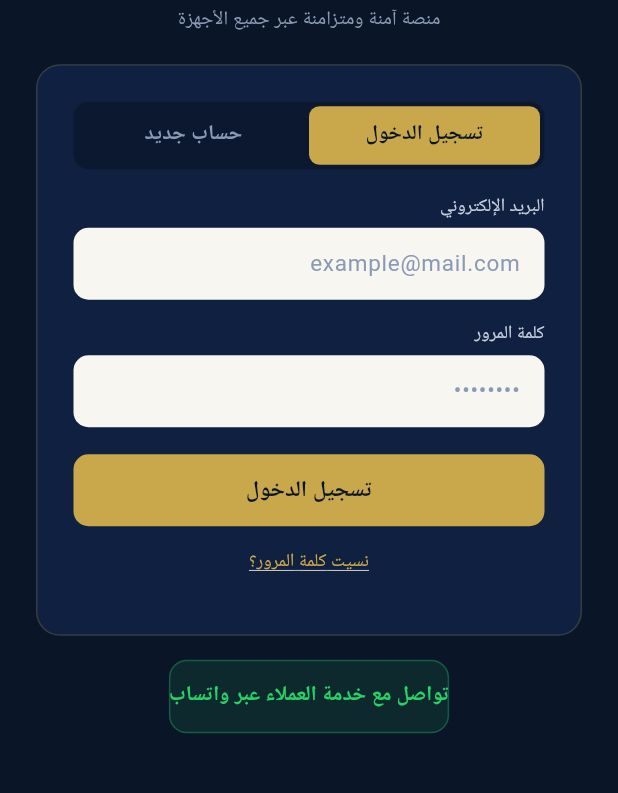
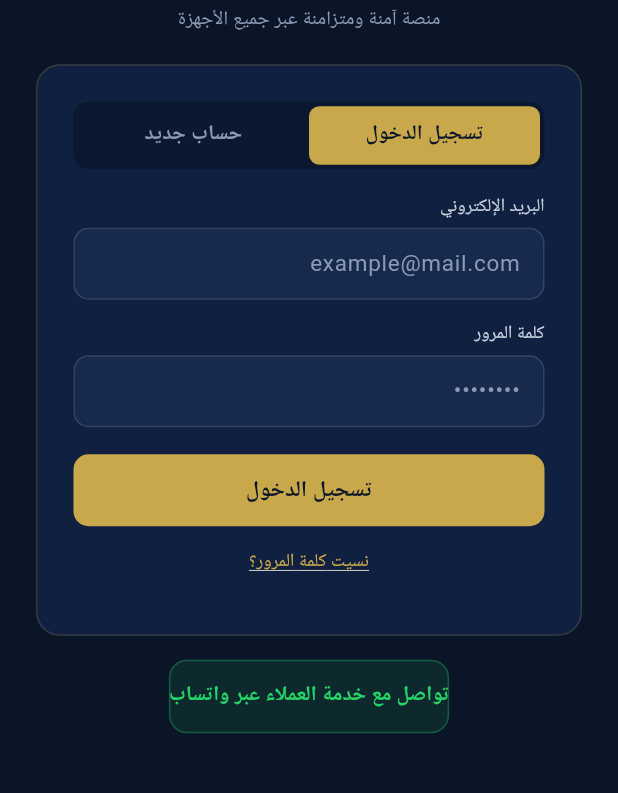
Before and after one commit to agwida-app/banking-app-native, a Flutter app: the screen it shows after launch, on a phone screen of 412 x 824 dp, the part 322-1115 px from its top. Run offline on Flutter 3.47's test engine with Material 3 defaults, Android fonts, the phone set to English and light mode, and no system bars; our stand-ins replace app_links, cloud_firestore, firebase_auth, firebase_core, share_plus, shared_preferences; accounts and stored records are empty.

Commit message:
Tone down white input fields to a softer, theme-matched surface
The stark white field background clashed with the dark navy/gold look.
Dark mode fields now use a gently-elevated navy (lighter than the card,
not white) with light text, matching the existing palette instead of
breaking it. Light mode is unchanged (it was already a muted cream, not
stark white). Added a subtle themed border back to fields since they no
longer stand out purely through brightness.

Co-Authored-By: Claude Sonnet 5 <noreply@anthropic.com>
Claude-Session: https://claude.ai/code/session_01B8DnvxptNzi3oQZzHiYkzn

```diff
--- a/flutter_app/lib/screens/home_screen.dart
+++ b/flutter_app/lib/screens/home_screen.dart
@@ -473,7 +473,7 @@ class _ClientsAndStatsTabState extends State<_ClientsAndStatsTab> {
                         filled: true,
                         fillColor: colors.fieldBg,
                         contentPadding: const EdgeInsets.all(12),
-                        border: OutlineInputBorder(borderRadius: BorderRadius.circular(10), borderSide: BorderSide.none),
+                        border: OutlineInputBorder(borderRadius: BorderRadius.circular(10), borderSide: BorderSide(color: colors.fieldBorder)),
                       ),
                       onChanged: (v) => setState(() => search = v),
                     ),
--- a/flutter_app/lib/theme/app_theme.dart
+++ b/flutter_app/lib/theme/app_theme.dart
@@ -17,6 +17,7 @@ class AppColors {
   final Color overlay;
   final Color fieldBg;
   final Color fieldText;
+  final Color fieldBorder;
 
   const AppColors({
     required this.mode,
@@ -34,6 +35,7 @@ class AppColors {
     required this.overlay,
     required this.fieldBg,
     required this.fieldText,
+    required this.fieldBorder,
   });
 }
 
@@ -51,10 +53,11 @@ const darkColors = AppColors(
   inputBg: Color(0x0FFFFFFF),
   inputBorder: Color(0x1AFFFFFF),
   overlay: Color(0x40000000),
-  // Text input fields get a dedicated, clearly-white surface (instead of
-  // blending into the dark navy card) so typed fields stand out crisply.
-  fieldBg: Color(0xFFF8F6F0),
-  fieldText: Color(0xFF0A1628),
+  // A gently-elevated navy (lighter than the card, not stark white) so
+  // fields read as distinct boxes without breaking the dark/gold look.
+  fieldBg: Color(0xFF17294C),
+  fieldText: Color(0xFFF8F6F0),
+  fieldBorder: Color(0x1FFFFFFF),
 );
 
 const lightColors = AppColors(
@@ -75,6 +78,7 @@ const lightColors = AppColors(
   // boxes instead of disappearing into it.
   fieldBg: Color(0xFFF5F3ED),
   fieldText: Color(0xFF0A1628),
+  fieldBorder: Color(0x1F0A1628),
 );
 
 const _themeKey = 'app_theme_mode';
--- a/flutter_app/lib/widgets/common.dart
+++ b/flutter_app/lib/widgets/common.dart
@@ -89,11 +89,11 @@ class ThemedField extends StatelessWidget {
               contentPadding: const EdgeInsets.all(12),
               border: OutlineInputBorder(
                 borderRadius: BorderRadius.circular(10),
-                borderSide: BorderSide.none,
+                borderSide: BorderSide(color: colors.fieldBorder),
               ),
               enabledBorder: OutlineInputBorder(
                 borderRadius: BorderRadius.circular(10),
-                borderSide: BorderSide.none,
+                borderSide: BorderSide(color: colors.fieldBorder),
               ),
               focusedBorder: OutlineInputBorder(
                 borderRadius: BorderRadius.circular(10),
```
